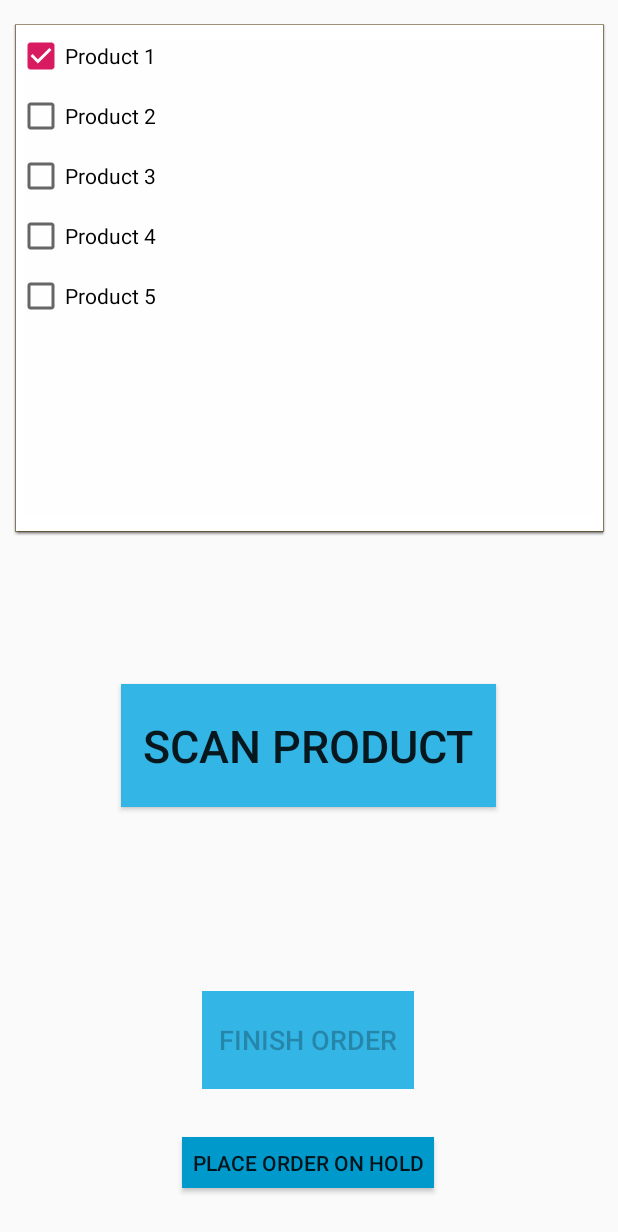
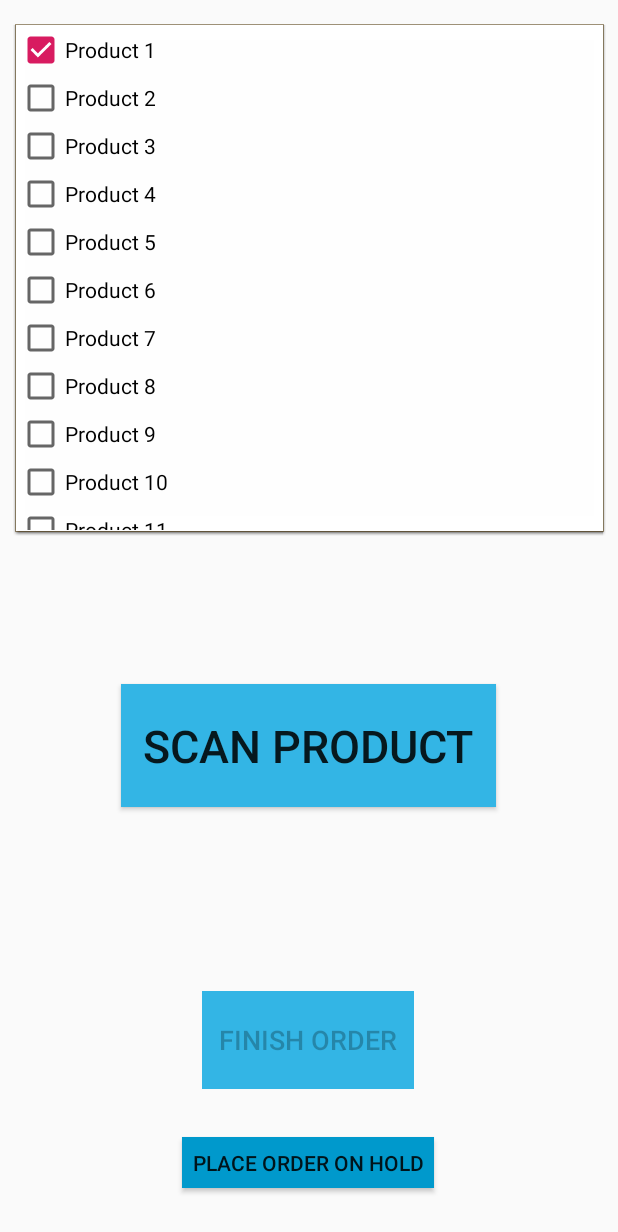
Before and after one commit to sjt5370/cmpsc488CapstoneProjectGroupBirdDog, an Android app: the Order screen opened directly, with no data from a screen before it, after a tap on "Product 1", on a phone screen of 412 x 824 dp. Shown: the top 1232 px of the screen. Run offline under Robolectric (Android 15) with nearby library versions, the light colour scheme and no system bars; 3 other taps on this screen came first.

Commit message:
Picking App

```diff
--- /dev/null
+++ b/Phase4/Picking/app/src/main/java/com/birddogs/picking/DatabaseInterface.java
@@ -0,0 +1,4 @@
+package com.birddogs.picking;
+
+public class DatabaseInterface {
+}
--- a/Phase4/Picking/app/src/main/java/com/birddogs/picking/Order.java
+++ b/Phase4/Picking/app/src/main/java/com/birddogs/picking/Order.java
@@ -1,5 +1,6 @@
 package com.birddogs.picking;
 
+import android.app.ActionBar.LayoutParams;
 import android.content.DialogInterface;
 import android.content.Intent;
 import android.support.v7.app.AlertDialog;
@@ -8,6 +9,7 @@ import android.os.Bundle;
 import android.view.View;
 import android.widget.Button;
 import android.widget.CheckBox;
+import android.widget.LinearLayout;
 
 public class Order extends AppCompatActivity {
 
@@ -15,6 +17,24 @@ public class Order extends AppCompatActivity {
     protected void onCreate(Bundle savedInstanceState) {
         super.onCreate(savedInstanceState);
         setContentView(R.layout.activity_order);
+
+        final LinearLayout lm = (LinearLayout) findViewById(R.id.layout);
+
+        LinearLayout.LayoutParams params = new LinearLayout.LayoutParams(LayoutParams.MATCH_PARENT, LayoutParams.WRAP_CONTENT);
+
+        for(int i = 1; i <= 20; i++){
+            CheckBox c = new CheckBox(this);
+            c.setText("Product " + i);
+            c.setId(i);
+            c.setOnClickListener(new View.OnClickListener(){
+                @Override
+                public void onClick(View v){
+                    clicked(v);
+                }
+            });
+            //c.setLayoutParams(params);
+            lm.addView(c);
+        }
     }
 
     @Override
@@ -24,20 +44,20 @@ public class Order extends AppCompatActivity {
 
     //checks that all products are scanned and enables/disables finish/hold buttons
     public void clicked(View view){
-        //get checkboxes
-        CheckBox p1 = (CheckBox) findViewById(R.id.product1);
-        CheckBox p2 = (CheckBox) findViewById(R.id.product2);
-        CheckBox p3 = (CheckBox) findViewById(R.id.product3);
-        CheckBox p4 = (CheckBox) findViewById(R.id.product4);
-        CheckBox p5 = (CheckBox) findViewById(R.id.product5);
-
         //get buttons
         Button finish = (Button) findViewById(R.id.finishOrder);
         Button hold = (Button) findViewById(R.id.holdButton);
         Button scan = (Button) findViewById(R.id.scanButton);
+        boolean fin = true;
 
+        for(int i = 1; i < 5; i++){
+            CheckBox c = findViewById(i);
+            if(!c.isChecked()){
+                fin = false;
+            }
+        }
         //check for checked and update buttons
-        if(p1.isChecked() && p2.isChecked() && p3.isChecked() && p4.isChecked() && p5.isChecked()){
+        if(fin){
             finish.setEnabled(true);
             hold.setEnabled(false);
             scan.setEnabled(false);
--- a/Phase4/Picking/app/src/main/java/com/birddogs/picking/Scan.java
+++ b/Phase4/Picking/app/src/main/java/com/birddogs/picking/Scan.java
@@ -13,6 +13,7 @@ import android.os.Looper;
 import android.util.SparseArray;
 import android.view.SurfaceHolder;
 import android.view.SurfaceView;
+import android.view.View;
 import android.widget.Toast;
 
 import java.io.IOException;
@@ -112,4 +113,9 @@ public class Scan extends AppCompatActivity {
     public void onBackPressed() {
         moveTaskToBack(false);
     }
+
+    public void back(View view){
+        Scan.this.finish();
+    }
+
 }
--- a/Phase4/Picking/app/src/main/res/layout/activity_order.xml
+++ b/Phase4/Picking/app/src/main/res/layout/activity_order.xml
@@ -61,68 +61,10 @@
         app:layout_constraintTop_toTopOf="parent">
 
         <LinearLayout
+            android:id="@+id/layout"
             android:layout_width="match_parent"
             android:layout_height="wrap_content"
             android:orientation="vertical">
-
-            <CheckBox
-                android:id="@+id/product1"
-                android:layout_width="match_parent"
-                android:layout_height="40dp"
-                android:clickable="true"
-                android:onClick="clicked"
-                android:text="@string/product_1"
-                app:layout_constraintEnd_toEndOf="parent"
-                app:layout_constraintHorizontal_bias="0.498"
-                app:layout_constraintStart_toStartOf="parent" />
-
-            <CheckBox
-                android:id="@+id/product2"
-                android:layout_width="match_parent"
-                android:layout_height="40dp"
-                android:checked="false"
-                android:clickable="true"
-                android:onClick="clicked"
-                android:text="@string/product_2"
-                app:layout_constraintEnd_toEndOf="parent"
-                app:layout_constraintHorizontal_bias="0.498"
-                app:layout_constraintStart_toStartOf="parent" />
-
-            <CheckBox
-                android:id="@+id/product3"
-                android:layout_width="match_parent"
-                android:layout_height="40dp"
-                android:checked="false"
-                android:clickable="true"
-                android:onClick="clicked"
-                android:text="@string/product_3"
-                app:layout_constraintEnd_toEndOf="parent"
-                app:layout_constraintHorizontal_bias="0.501"
-                app:layout_constraintStart_toStartOf="parent" />
-
-            <CheckBox
-                android:id="@+id/product4"
-                android:layout_width="match_parent"
-                android:layout_height="40dp"
-                android:checked="false"
-                android:clickable="true"
-                android:onClick="clicked"
-                android:text="@string/product_4"
-                app:layout_constraintEnd_toEndOf="parent"
-                app:layout_constraintHorizontal_bias="0.549"
-                app:layout_constraintStart_toStartOf="parent" />
-
-            <CheckBox
-                android:id="@+id/product5"
-                android:layout_width="match_parent"
-                android:layout_height="40dp"
-                android:checked="false"
-                android:clickable="true"
-                android:onClick="clicked"
-                android:text="@string/product_5"
-                app:layout_constraintEnd_toEndOf="parent"
-                app:layout_constraintHorizontal_bias="0.501"
-                app:layout_constraintStart_toStartOf="parent" />
         </LinearLayout>
 
     </ScrollView>
--- a/Phase4/Picking/app/src/main/res/layout/activity_scan.xml
+++ b/Phase4/Picking/app/src/main/res/layout/activity_scan.xml
@@ -8,16 +8,24 @@
 
     <SurfaceView
         android:id="@+id/camera"
-        android:layout_width="376dp"
-        android:layout_height="682dp"
-        android:layout_marginStart="16dp"
-        android:layout_marginLeft="16dp"
-        android:layout_marginTop="24dp"
-        android:layout_marginEnd="16dp"
-        android:layout_marginRight="16dp"
-        android:layout_marginBottom="24dp"
+        android:layout_width="match_parent"
+        android:layout_height="match_parent"
         app:layout_constraintBottom_toBottomOf="parent"
         app:layout_constraintEnd_toEndOf="parent"
         app:layout_constraintStart_toStartOf="parent"
         app:layout_constraintTop_toTopOf="parent" />
+
+    <Button
+        android:id="@+id/Back"
+        android:layout_width="72dp"
+        android:layout_height="31dp"
+        android:layout_marginStart="8dp"
+        android:layout_marginTop="8dp"
+        android:background="@color/common_google_signin_btn_text_light_default"
+        android:backgroundTint="@android:color/transparent"
+        android:onClick="back"
+        android:text="@string/return_button"
+        android:textColor="@android:color/primary_text_dark"
+        app:layout_constraintStart_toStartOf="parent"
+        app:layout_constraintTop_toTopOf="parent" />
 </android.support.constraint.ConstraintLayout>
--- a/Phase4/Picking/app/src/main/res/values/strings.xml
+++ b/Phase4/Picking/app/src/main/res/values/strings.xml
@@ -3,11 +3,6 @@
     <string name="employee_name">[Employee Name]</string>
     <string name="next_order">Next Order</string>
     <string name="logout">Logout</string>
-    <string name="product_1">Product 1</string>
-    <string name="product_2">Product 2</string>
-    <string name="product_3">Product 3</string>
-    <string name="product_4">Product 4</string>
-    <string name="product_5">Product 5</string>
     <string name="finish_order">Finish Order</string>
     <string name="hold_order">Place Order On Hold</string>
     <string name="employee_id">Employee ID</string>
@@ -15,4 +10,5 @@
     <string name="loginButton">Login</string>
     <string name="scanButton">Scan Product</string>
     <string name="camera_needed">Camera Needed</string>
+    <string name="return_button">Return</string>
 </resources>
```
